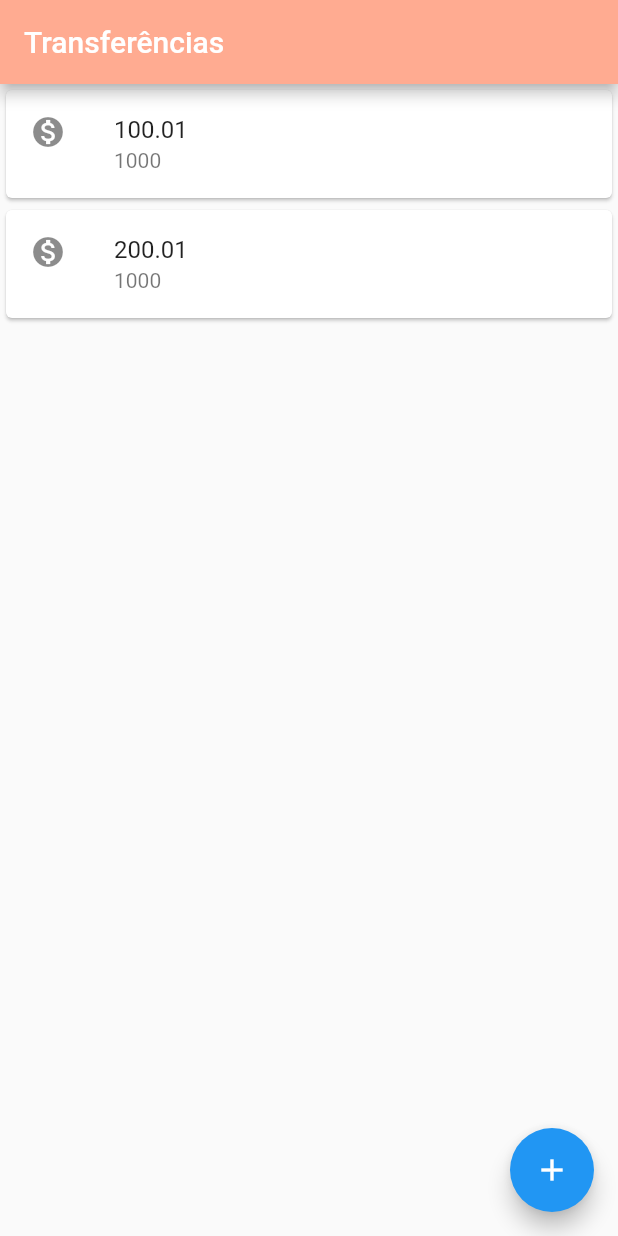
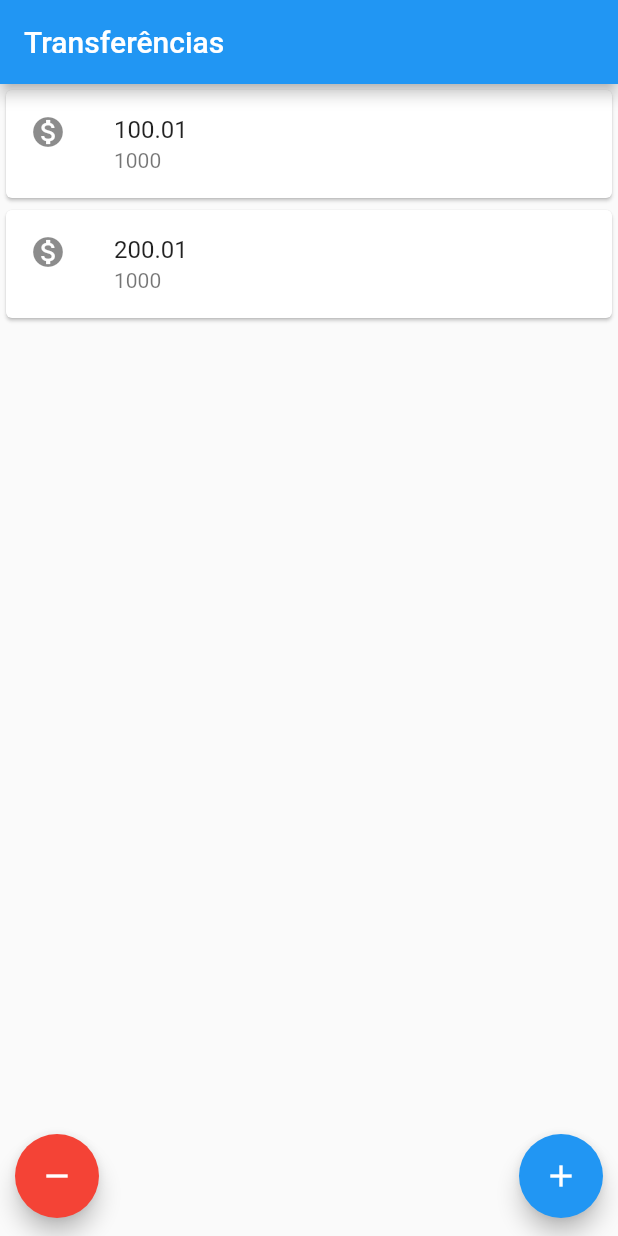
Before and after one commit to Dinar2020/Flutter_IFAL, a Flutter app: the screen it shows after launch, after a tap on the "add" icon, on a phone screen of 412 x 824 dp. Run offline on Flutter 3.47's test engine with Material 2 defaults, Android fonts, the phone set to English and light mode, and no system bars.

Commit message:
acrescentando botão e mudando cor do appbar

```diff
--- a/lib/main.dart
+++ b/lib/main.dart
@@ -4,12 +4,17 @@ import 'package:flutter/material.dart'
         Card,
         Colors,
         Column,
+        EdgeInsets,
         FloatingActionButton,
+        FloatingActionButtonLocation,
         Icon,
         Icons,
         ListTile,
         MaterialApp,
+        Padding,
+        Row,
         Scaffold,
+        Spacer,
         Text,
         Widget,
         runApp;
@@ -35,11 +40,27 @@ void main() {
     ]),
     appBar: AppBar(
       title: const Text('Transferências'),
-      backgroundColor: Colors.deepOrange[200],
     ),
-    floatingActionButton:
-        FloatingActionButton(onPressed: () {}, child: const Icon(Icons.add)),
+    floatingActionButtonLocation: FloatingActionButtonLocation.centerDocked,
+    floatingActionButton: Padding(
+      padding: const EdgeInsets.symmetric(horizontal: 10, vertical: 12),
+      child: Row(
+        children: [
+          FloatingActionButton(
+            onPressed: () {},
+            backgroundColor: Colors.red,
+            child: const Icon(Icons.remove),
+          ),
+          const Spacer(),
+          FloatingActionButton(
+            onPressed: () {},
+            child: const Icon(Icons.add),
+          ),
+        ],
+      ),
+    ),
   );
+
   return runApp(MaterialApp(
     home: scaffold,
   ));
```
